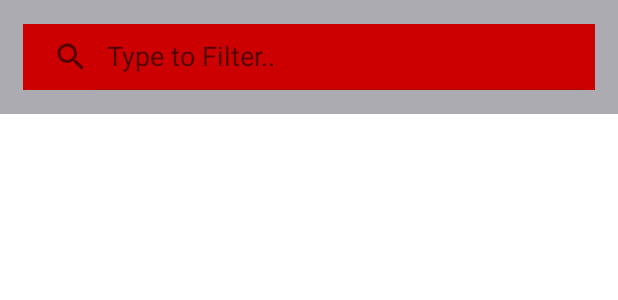
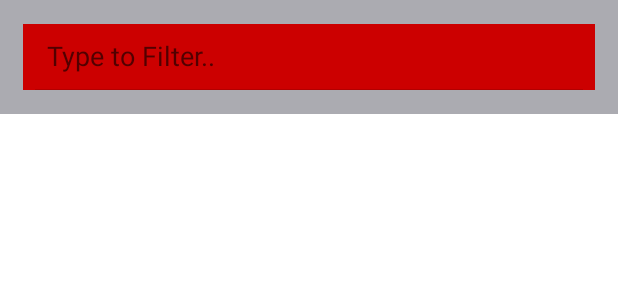
Before and after one commit to YousraMamdouh/FoodCourt, an Android app: the layout fragment_home_view.xml on its own in the app's theme, with its tools: preview values and no code run, on a phone screen of 412 x 824 dp. Shown: the top 300 px of the screen. Run offline under Robolectric (Android 15) with nearby library versions, the phone set to English and light mode, and no system bars; network calls fail.

Commit message:
in this commit: removing the search icon from search view

```diff
--- a/app/src/main/res/layout/fragment_home_view.xml
+++ b/app/src/main/res/layout/fragment_home_view.xml
@@ -26,8 +26,11 @@
         android:layout_marginBottom="16dp"
         android:background="@android:color/holo_red_dark"
         android:iconifiedByDefault="false"
+        android:searchIcon="@null"
+        android:searchHintIcon="@null"
         android:queryHint="@string/searchHint"
         app:layout_constraintBottom_toBottomOf="@+id/view"
+        app:searchIcon="@null"
         app:layout_constraintEnd_toEndOf="@+id/view"
         app:layout_constraintStart_toStartOf="@+id/view"
         app:layout_constraintTop_toTopOf="@+id/view" />
--- a/app/src/main/res/values/themes.xml
+++ b/app/src/main/res/values/themes.xml
@@ -26,4 +26,5 @@
     <style name="Theme.FoodCourt.AppBarOverlay" parent="ThemeOverlay.AppCompat.Dark.ActionBar" />
 
     <style name="Theme.FoodCourt.PopupOverlay" parent="ThemeOverlay.AppCompat.Light" />
+
 </resources>
```
